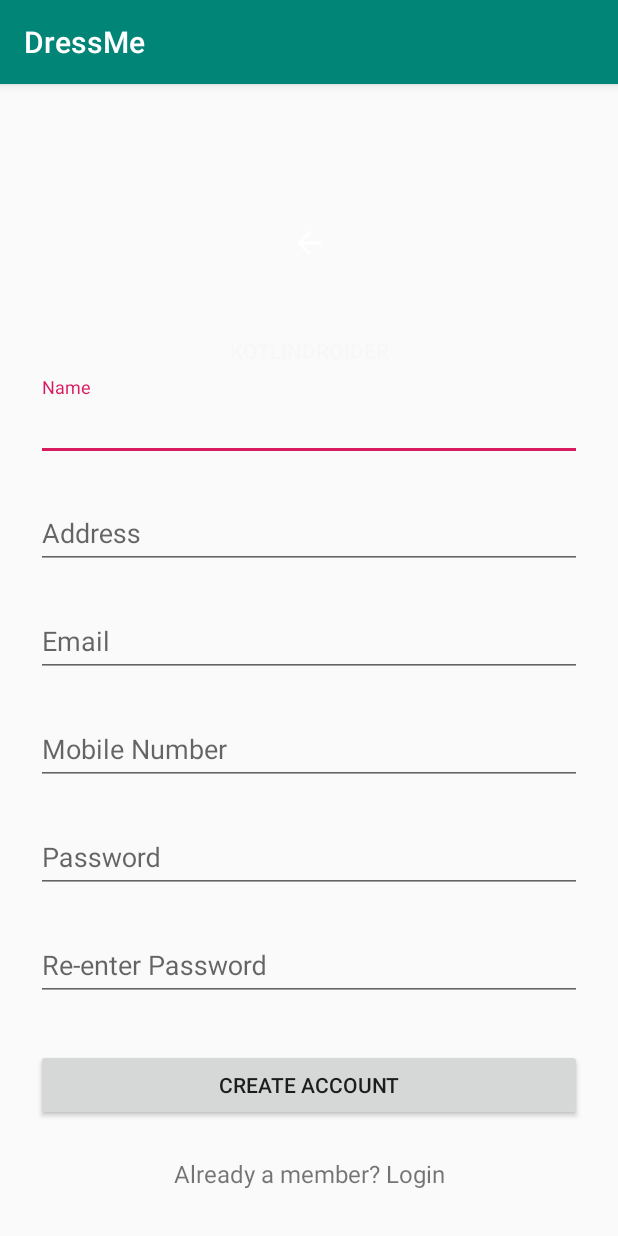
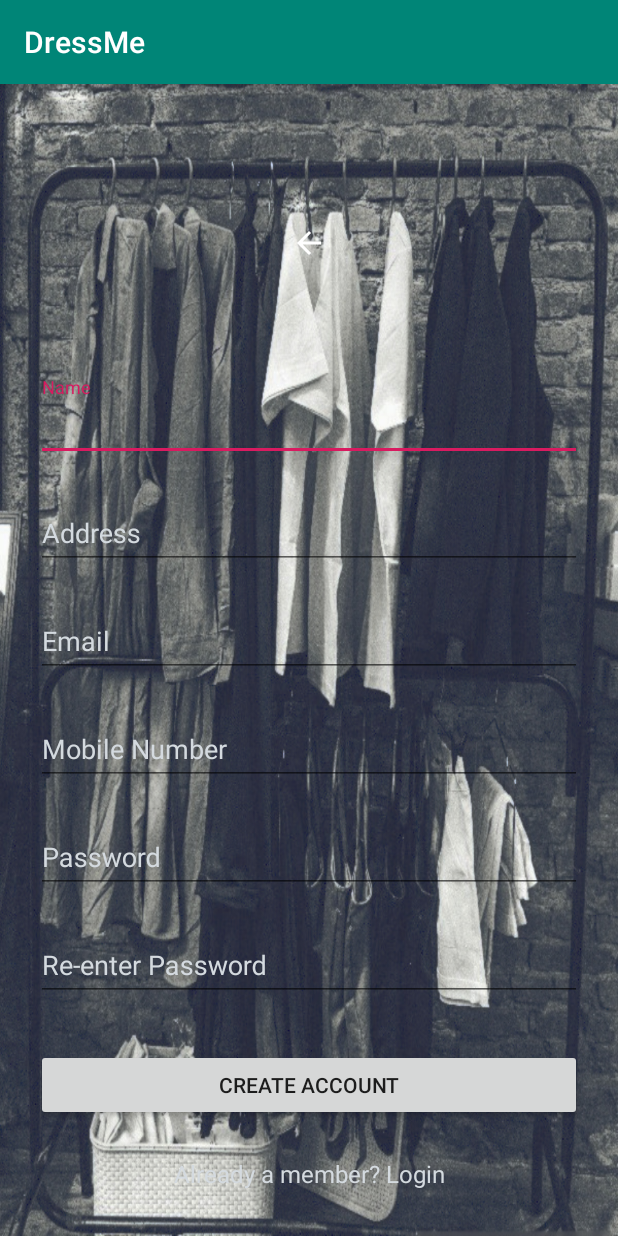
Before and after one commit to IgorTheSimplifier/DressMe, an Android app: the SignupActivity screen opened directly, with no data from a screen before it, on a phone screen of 412 x 824 dp. Run offline under Robolectric (Android 15) with nearby library versions, the phone set to English and light mode, and no system bars.

Commit message:
signup xml design fixes

```diff
--- a/app/src/main/res/layout/activity_signup.xml
+++ b/app/src/main/res/layout/activity_signup.xml
@@ -2,7 +2,8 @@
 <ScrollView xmlns:android="http://schemas.android.com/apk/res/android"
     android:layout_width="fill_parent"
     android:layout_height="fill_parent"
-    android:fitsSystemWindows="true">
+    android:fitsSystemWindows="true"
+    android:background="@drawable/loginbackground2">
 
     <LinearLayout
         android:layout_width="match_parent"
@@ -34,7 +35,9 @@
             android:layout_width="match_parent"
             android:layout_height="wrap_content"
             android:layout_marginBottom="8dp"
-            android:layout_marginTop="8dp">
+            android:layout_marginTop="8dp"
+            android:textColor="#D4DADF"
+            android:textColorHint="#D4DADF">
 
             <EditText
                 android:id="@+id/input_name"
@@ -49,14 +52,17 @@
             android:layout_width="match_parent"
             android:layout_height="wrap_content"
             android:layout_marginBottom="8dp"
-            android:layout_marginTop="8dp">
+            android:layout_marginTop="8dp"
+            android:textColor="#D4DADF"
+            android:textColorHint="#D4DADF">
 
             <EditText
                 android:id="@+id/input_address"
                 android:layout_width="match_parent"
                 android:layout_height="wrap_content"
                 android:hint="Address"
-                android:inputType="textPostalAddress" />
+                android:inputType="textPostalAddress"
+                />
         </com.google.android.material.textfield.TextInputLayout>
 
 
@@ -65,7 +71,9 @@
             android:layout_width="match_parent"
             android:layout_height="wrap_content"
             android:layout_marginBottom="8dp"
-            android:layout_marginTop="8dp">
+            android:layout_marginTop="8dp"
+            android:textColor="#D4DADF"
+            android:textColorHint="#D4DADF">
 
             <EditText
                 android:id="@+id/input_email"
@@ -81,7 +89,9 @@
             android:layout_width="match_parent"
             android:layout_height="wrap_content"
             android:layout_marginBottom="8dp"
-            android:layout_marginTop="8dp">
+            android:layout_marginTop="8dp"
+            android:textColor="#D4DADF"
+            android:textColorHint="#D4DADF">
 
             <EditText
                 android:id="@+id/input_mobile"
@@ -96,7 +106,9 @@
             android:layout_width="match_parent"
             android:layout_height="wrap_content"
             android:layout_marginBottom="8dp"
-            android:layout_marginTop="8dp">
+            android:layout_marginTop="8dp"
+            android:textColor="#D4DADF"
+            android:textColorHint="#D4DADF">
 
             <EditText
                 android:id="@+id/input_password"
@@ -111,7 +123,9 @@
             android:layout_width="match_parent"
             android:layout_height="wrap_content"
             android:layout_marginBottom="8dp"
-            android:layout_marginTop="8dp">
+            android:layout_marginTop="8dp"
+            android:textColor="#D4DADF"
+            android:textColorHint="#D4DADF">
 
             <EditText
                 android:id="@+id/input_reEnterPassword"
@@ -138,7 +152,9 @@
             android:layout_marginBottom="24dp"
             android:gravity="center"
             android:text="Already a member? Login"
-            android:textSize="16dip" />
+            android:textSize="16dip"
+            android:textColor="#D4DADF"
+            android:textColorHint="#D4DADF"/>
 
     </LinearLayout>
 </ScrollView>
```
